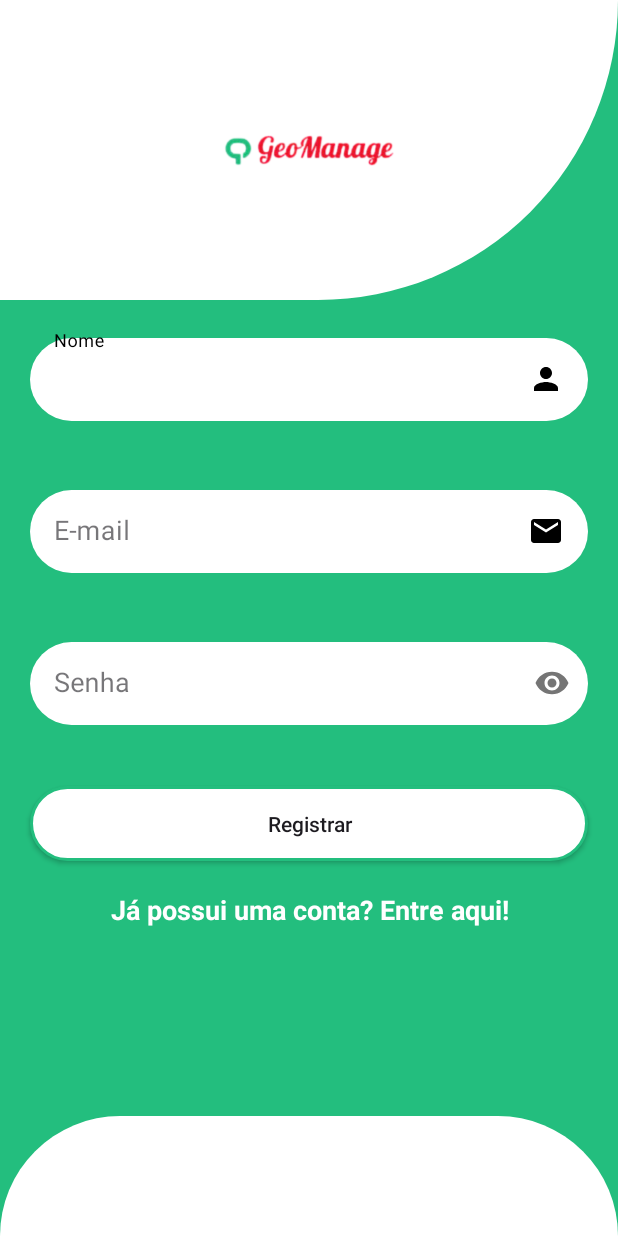
After one commit to PedroWC/GeoManage, an Android app: the registerPageActivity screen opened directly, with no data from a screen before it, on a phone screen of 412 x 824 dp. The commit adds this screen. Run offline under Robolectric (Android 15) with nearby library versions, the phone set to English and light mode, and no system bars; our stand-ins replace CircleImageView.

Commit message:
layout pages: - registerPageActivity - OptionsActivity

```diff
--- /dev/null
+++ b/app/src/main/java/com/geomanage/activities/registerPageActivity.java
@@ -0,0 +1,26 @@
+package com.geomanage.activities;
+
+import android.os.Bundle;
+
+import androidx.activity.EdgeToEdge;
+import androidx.appcompat.app.AppCompatActivity;
+import androidx.core.graphics.Insets;
+import androidx.core.view.ViewCompat;
+import androidx.core.view.WindowInsetsCompat;
+
+import com.geomanage.R;
+
+public class registerPageActivity extends AppCompatActivity {
+
+    @Override
+    protected void onCreate(Bundle savedInstanceState) {
+        super.onCreate(savedInstanceState);
+        EdgeToEdge.enable(this);
+        setContentView(R.layout.activity_register_page);
+        ViewCompat.setOnApplyWindowInsetsListener(findViewById(R.id.main), (v, insets) -> {
+            Insets systemBars = insets.getInsets(WindowInsetsCompat.Type.systemBars());
+            v.setPadding(systemBars.left, systemBars.top, systemBars.right, systemBars.bottom);
+            return insets;
+        });
+    }
+}
--- /dev/null
+++ b/app/src/main/res/drawable/ic_person.xml
@@ -0,0 +1,5 @@
+<vector xmlns:android="http://schemas.android.com/apk/res/android" android:height="24dp" android:tint="#000000" android:viewportHeight="24" android:viewportWidth="24" android:width="24dp">
+
+    <path android:fillColor="@android:color/white" android:pathData="M12,12c2.21,0 4,-1.79 4,-4s-1.79,-4 -4,-4 -4,1.79 -4,4 1.79,4 4,4zM12,14c-2.67,0 -8,1.34 -8,4v2h16v-2c0,-2.66 -5.33,-4 -8,-4z"/>
+
+</vector>
--- a/app/src/main/res/layout/activity_main.xml
+++ b/app/src/main/res/layout/activity_login_page.xml
@@ -12,7 +12,7 @@
     android:layout_width="match_parent"
     android:layout_height="wrap_content"
     android:background="@color/green_logo"
-    tools:context=".activities.MainActivity">
+    tools:context=".activities.loginPageActivity">
 
     <View
         android:id="@+id/containerTop"
--- /dev/null
+++ b/app/src/main/res/layout/activity_register_page.xml
@@ -0,0 +1,187 @@
+<?xml version="1.0" encoding="utf-8"?>
+<ScrollView xmlns:app="http://schemas.android.com/apk/res-auto"
+    xmlns:tools="http://schemas.android.com/tools"
+    android:layout_width="match_parent"
+    android:layout_height="match_parent"
+    android:fillViewport="true"
+    xmlns:android="http://schemas.android.com/apk/res/android">
+
+    <androidx.constraintlayout.widget.ConstraintLayout
+        android:id="@+id/main"
+        android:layout_width="match_parent"
+        android:layout_height="wrap_content"
+        android:background="@color/green_logo"
+        tools:context=".activities.registerPageActivity">
+
+        <View
+            android:id="@+id/containerTop"
+            android:layout_width="match_parent"
+            android:layout_height="200dp"
+            android:background="@drawable/background_view_top"
+            app:layout_constraintTop_toTopOf="parent"
+            app:layout_constraintStart_toStartOf="parent"
+            app:layout_constraintEnd_toEndOf="parent"
+            />
+
+        <de.hdodenhof.circleimageview.CircleImageView
+            android:layout_width="150dp"
+            android:layout_height="150dp"
+            android:src="@drawable/logo"
+            app:civ_border_color="@color/black"
+            app:layout_constraintTop_toTopOf="@id/containerTop"
+            app:layout_constraintStart_toStartOf="@id/containerTop"
+            app:layout_constraintEnd_toEndOf="@id/containerTop"
+            app:layout_constraintBottom_toBottomOf="@id/containerTop"
+            android:contentDescription="@string/logo_description" />
+
+        <com.google.android.material.textfield.TextInputLayout
+            android:id="@+id/txtInputLayoutNome"
+            android:layout_width="match_parent"
+            android:layout_height="wrap_content"
+            app:layout_constraintTop_toBottomOf="@id/containerTop"
+            app:layout_constraintStart_toStartOf="parent"
+            app:layout_constraintEnd_toEndOf="parent"
+            android:layout_marginTop="20dp"
+            android:layout_marginStart="20dp"
+            android:layout_marginEnd="20dp"
+            app:boxStrokeColor="@color/dark_cyan_green"
+            app:hintAnimationEnabled="true"
+            app:hintTextColor="@color/black"
+            app:errorTextColor="@color/red"
+            app:errorEnabled="true"
+            style="@style/Widget.MaterialComponents.TextInputLayout.OutlinedBox">
+
+            <com.google.android.material.textfield.TextInputEditText
+                android:id="@+id/editNome"
+                android:layout_width="match_parent"
+                android:layout_height="wrap_content"
+                android:hint="@string/hint_nome"
+                android:inputType="textPersonName"
+                android:maxLines="1"
+                android:textSize="18sp"
+                android:padding="15dp"
+                android:background="@drawable/background_edittext"
+                android:drawableEnd="@drawable/ic_person" />
+
+        </com.google.android.material.textfield.TextInputLayout>
+
+        <com.google.android.material.textfield.TextInputLayout
+            android:id="@+id/txtInputLayoutEmail"
+            android:layout_width="match_parent"
+            android:layout_height="wrap_content"
+            app:layout_constraintTop_toBottomOf="@id/txtInputLayoutNome"
+            app:layout_constraintStart_toStartOf="parent"
+            app:layout_constraintEnd_toEndOf="parent"
+            android:layout_marginTop="20dp"
+            android:layout_marginStart="20dp"
+            android:layout_marginEnd="20dp"
+            app:boxStrokeColor="@color/dark_cyan_green"
+            app:hintAnimationEnabled="true"
+            app:hintTextColor="@color/black"
+            app:errorTextColor="@color/red"
+            app:errorEnabled="true"
+            style="@style/Widget.MaterialComponents.TextInputLayout.OutlinedBox">
+
+            <com.google.android.material.textfield.TextInputEditText
+                android:id="@+id/editEmail"
+                android:layout_width="match_parent"
+                android:layout_height="wrap_content"
+                android:hint="@string/hint_email"
+                android:inputType="textWebEmailAddress"
+                android:maxLines="1"
+                android:textSize="18sp"
+                android:padding="15dp"
+                android:background="@drawable/background_edittext"
+                android:drawableEnd="@drawable/ic_email" />
+
+        </com.google.android.material.textfield.TextInputLayout>
+
+        <com.google.android.material.textfield.TextInputLayout
+            android:id="@+id/txtInputLayoutSenha"
+            android:layout_width="match_parent"
+            android:layout_height="wrap_content"
+            app:layout_constraintTop_toBottomOf="@id/txtInputLayoutEmail"
+            app:layout_constraintStart_toStartOf="parent"
+            app:layout_constraintEnd_toEndOf="parent"
+            android:layout_marginTop="20dp"
+            android:layout_marginStart="20dp"
+            android:layout_marginEnd="20dp"
+            app:boxStrokeColor="@color/dark_cyan_green"
+            app:hintAnimationEnabled="true"
+            app:hintTextColor="@color/black"
+            app:errorTextColor="@color/red"
+            app:errorEnabled="true"
+            app:passwordToggleEnabled="true"
+            style="@style/Widget.MaterialComponents.TextInputLayout.OutlinedBox">
+
+            <com.google.android.material.textfield.TextInputEditText
+                android:id="@+id/editSenha"
+                android:layout_width="match_parent"
+                android:layout_height="wrap_content"
+                android:hint="@string/hint_senha"
+                android:inputType="numberPassword"
+                android:maxLines="1"
+                android:textSize="18sp"
+                android:padding="15dp"
+                android:background="@drawable/background_edittext" />
+
+        </com.google.android.material.textfield.TextInputLayout>
+
+        <androidx.appcompat.widget.AppCompatButton
+            android:id="@+id/btRegistrar"
+            android:layout_width="match_parent"
+            android:layout_height="wrap_content"
+            android:text="@string/txt_button_registrar"
+            android:textAllCaps="false"
+            android:padding="15dp"
+            android:background="@drawable/background_btn_selector"
+            android:enabled="true"
+            app:layout_constraintTop_toBottomOf="@id/txtInputLayoutSenha"
+            app:layout_constraintStart_toStartOf="parent"
+            app:layout_constraintEnd_toEndOf="parent"
+            android:layout_marginTop="20dp"
+            android:layout_marginStart="20dp"
+            android:layout_marginEnd="20dp"
+            />
+
+        <TextView
+            android:id="@+id/txtTelaLogin"
+            android:layout_width="match_parent"
+            android:layout_height="wrap_content"
+            android:text="@string/txt_tela_login"
+            android:textSize="18sp"
+            android:textColor="@color/white"
+            android:textStyle="bold"
+            android:gravity="center"
+            app:layout_constraintTop_toBottomOf="@id/btRegistrar"
+            app:layout_constraintStart_toStartOf="parent"
+            app:layout_constraintEnd_toEndOf="parent"
+            android:layout_marginTop="20dp"
+            android:layout_marginStart="20dp"
+            android:layout_marginEnd="20dp" />
+
+        <ProgressBar
+            android:id="@+id/progressBar"
+            android:layout_width="wrap_content"
+            android:layout_height="wrap_content"
+            android:visibility="gone"
+            app:layout_constraintTop_toBottomOf="@id/txtTelaLogin"
+            app:layout_constraintStart_toStartOf="parent"
+            app:layout_constraintEnd_toEndOf="parent"
+            app:layout_constraintBottom_toBottomOf="parent"
+            android:layout_marginTop="20dp" />
+
+        <View
+            android:layout_width="match_parent"
+            android:layout_height="80dp"
+            android:layout_marginTop="20dp"
+            android:background="@drawable/background_view_bottom"
+            app:layout_constraintBottom_toBottomOf="parent"
+            app:layout_constraintEnd_toEndOf="parent"
+            app:layout_constraintHorizontal_bias="1.0"
+            app:layout_constraintStart_toStartOf="parent"
+            app:layout_constraintTop_toBottomOf="@id/progressBar"
+            app:layout_constraintVertical_bias="1.0" />
+
+    </androidx.constraintlayout.widget.ConstraintLayout>
+</ScrollView>
--- a/app/src/main/res/navigation/nav_graph.xml
+++ b/app/src/main/res/navigation/nav_graph.xml
@@ -6,6 +6,6 @@
     app:startDestination="@id/mainActivity">
     <activity
         android:id="@+id/mainActivity"
-        android:name="com.geomanage.activities.MainActivity"
+        android:name="com.geomanage.activities.loginPageActivity"
         android:label="MainActivity" />
 </navigation>
--- a/app/src/main/res/values/strings.xml
+++ b/app/src/main/res/values/strings.xml
@@ -6,4 +6,15 @@
     <string name="logo_description">Logo do App</string>
     <string name="txt_button_entrar">Entrar</string>
     <string name="txt_tela_cadastro">Não tem conta? Cadastre-se!</string>
+
+    <string name="txt_button_registrar">Registrar</string>
+    <string name="txt_tela_login">Já possui uma conta? Entre aqui!</string>
+    <string name="hint_nome">Nome</string>
+
+    <string name="listar_cidades">Listar Cidades</string>
+    <string name="listar_enderecos">Listar Endereços</string>
+    <string name="listar_usuarios">Listar Usuários</string>
+    <string name="cadastrar_cidade">Cadastrar Cidade</string>
+    <string name="cadastrar_enderecos">Cadastrar Endereços</string>
+
 </resources>
```
Also changed, not shown: app/src/main/AndroidManifest.xml (+8 -1 lines), app/src/main/java/com/geomanage/activities/OptionsActivity.java (added, +26 -0 lines), app/src/main/java/com/geomanage/activities/loginPageActivity.java (renamed from app/src/main/java/com/geomanage/activities/MainActivity.java, +4 -4 lines), app/src/main/res/drawable/right_arrow.xml (added, +13 -0 lines), app/src/main/res/layout/activity_options.xml (added, +92 -0 lines), app/src/main/res/navigation/nav_graph2.xml (added, +28 -0 lines), app/src/main/res/values/colors.xml (+9 -0 lines).
